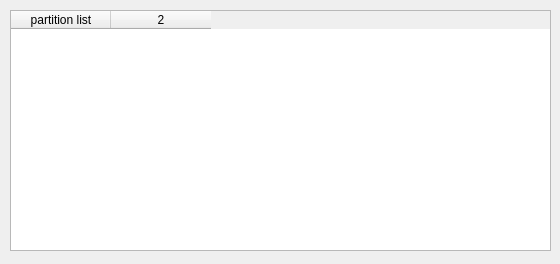
Qt form openpartition.ui (mhogomchungu/zuluCrypt) before a commit.
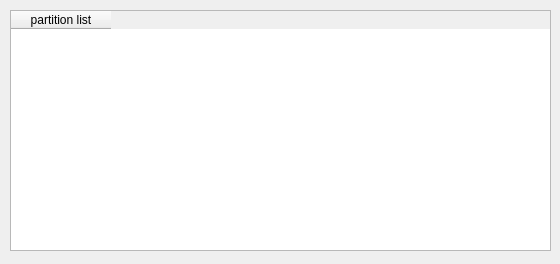
The same form after that commit.

Patch:
```diff
--- a/openpartition.ui
+++ b/openpartition.ui
@@ -29,7 +29,7 @@
     <set>QAbstractItemView::NoEditTriggers</set>
    </property>
    <property name="columnCount">
-    <number>2</number>
+    <number>1</number>
    </property>
    <attribute name="horizontalHeaderVisible">
     <bool>true</bool>
@@ -42,7 +42,6 @@
      <string>partition list</string>
     </property>
    </column>
-   <column/>
   </widget>
  </widget>
  <resources/>
```
